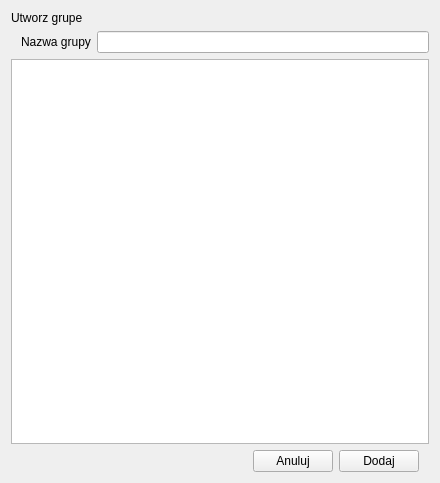
Qt form creategroup.ui (Karoleqk/Baza-Kontaktow) before a commit.
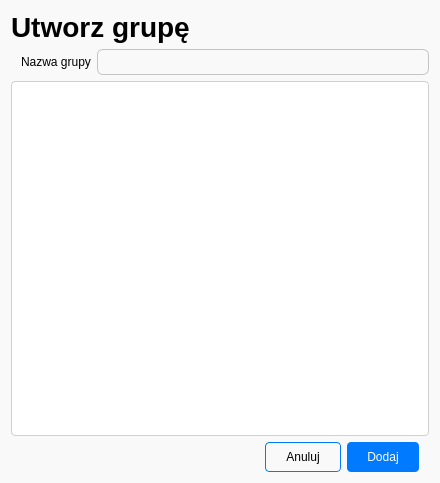
The same form after that commit.

Commit message: add consistent light theme and align component styles with app palette

```diff
--- a/creategroup.ui
+++ b/creategroup.ui
@@ -13,11 +13,125 @@
   <property name="windowTitle">
    <string>Form</string>
   </property>
+  <property name="styleSheet">
+   <string notr="true">* {
+	border: none;
+	background-color: transparent;
+	padding: 0;
+	margin: 0;
+	color: black;
+}
+
+#label {
+	font-size: 28px;
+	font-weight: bold;
+}
+
+QLineEdit{
+	border: 1px solid #C4C4C4;
+	background-color: white;
+	border-radius: 6px;
+    padding: 4px;
+}
+
+QLineEdit:focus {
+	border-color: #1C2028;
+}
+
+QWidget {
+	background-color: #F9F9F9;
+}
+
+QPushButton {
+	background-color: #007BFF; 
+	color: white;
+	padding: 8px 20px;
+	border-radius: 4px;
+	text-align: center;
+	text-decoration: none;
+}
+
+QPushButton:hover {
+	background-color: #42A5F5;
+}
+
+#closeBtn {
+	background: transparent;
+	color: black;
+	border: 1px solid #007BFF;
+	text-decoration: none;
+	padding-top: 7px;
+	padding-bottom: 7px;
+}
+
+#closeBtn:hover {
+	background-color: #F5F5F5;
+}
+
+QListWidget {
+	background-color: #ffffff;
+	border: 1px solid #d0d0d0;
+	border-radius: 4px;
+	font-size: 12px;
+}
+
+QListWidget::item {
+    padding: 8px 12px;
+    border-radius: 4px;
+}
+QListWidget::item:alternate {
+    background-color: #f9f9f9;
+}
+
+QListWidget::item:hover {
+    background-color: #f0f7ff;
+    color: #202020;
+}
+QListWidget::item:selected {
+    background-color: #e7f0fd;
+    color: #202020;
+    border: 1px solid #a0c4ff;
+    border-radius: 4px;
+}
+
+QListWidget::item:selected:hover {
+    background-color: #d7e5f7;
+    color: #202020;
+    border: 1px solid #7aaaff;
+}
+
+QCheckBox {
+    spacing: 10px;
+    color: #202020;
+}
+
+QCheckBox::indicator {
+    width: 18px;
+	height: 18px;
+	border-radius: 4px;
+	border: 2px solid #007BFF;
+	background: transparent;
+}
+
+QCheckBox::indicator:hover {
+	border-color: #0056b3;
+}
+
+QCheckBox::indicator:checked {
+	background-color: #007BFF;
+	border: 2px solid #007BFF;
+}
+
+QCheckBox::indicator:checked:hover {
+	background-color: #0056b3;
+	border-color: #0056b3;
+}</string>
+  </property>
   <layout class="QVBoxLayout" name="verticalLayout">
    <item>
     <widget class="QLabel" name="label">
      <property name="text">
-      <string>Utworz grupe</string>
+      <string>Utworz grupę</string>
      </property>
     </widget>
    </item>
```
The commit also changes 4 other files.
